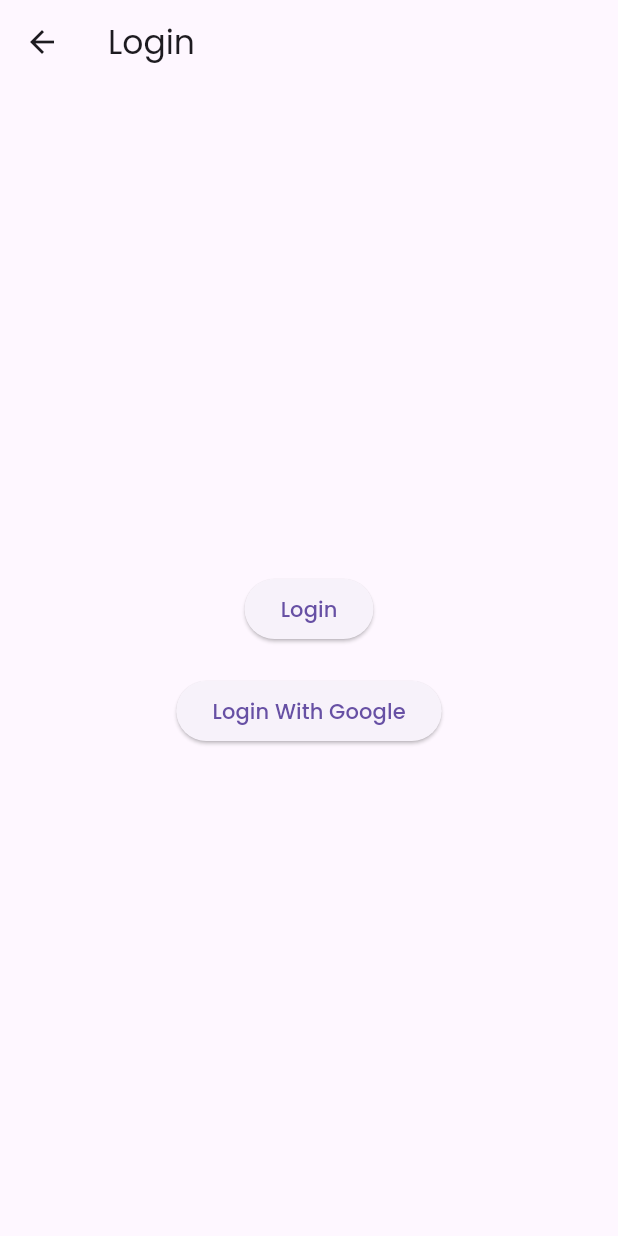
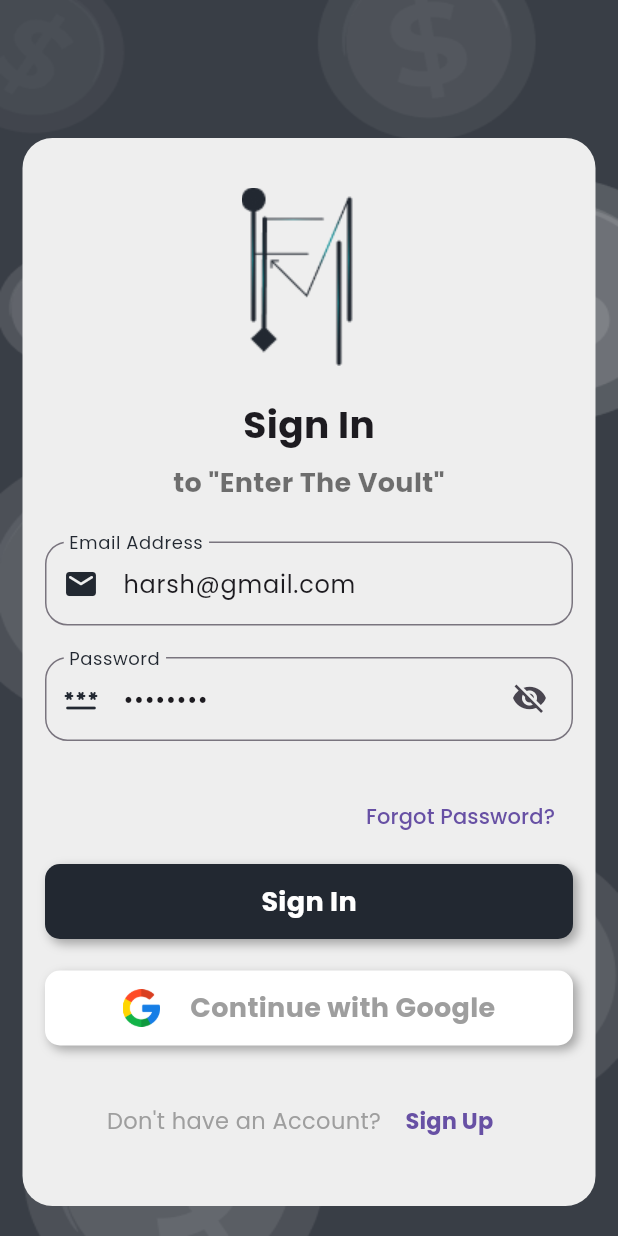
Before and after one commit to harshsutariya1/Finmate-Mobile-app, a Flutter app: the LoginScreen screen opened by its route, on a phone screen of 412 x 824 dp. Run offline on Flutter 3.47's test engine with Material 3 defaults, Android fonts, the phone set to English and light mode, and no system bars; our stand-ins replace cloud_firestore, delightful_toast, firebase_auth, firebase_core, firebase_storage, flutter_riverpod and 6 more; accounts and stored records are empty; generated files the repository leaves out were written again.

Commit message:
enhance auth screens, and refactor snackbar widget

```diff
--- a/lib/constants/assets.dart
+++ b/lib/constants/assets.dart
@@ -7,6 +7,7 @@
 // _____________________________________________________________________________
 // _____________ Image assets __________________________________________________
 const String backgroundImage = "assets/images/Background.png";
+const String authImage = "assets/images/authImage.png";
 // _____________________________________________________________________________
 // _____________ Icon assets ___________________________________________________
 const String appLogo = "assets/icons/LOGO.png";
--- a/lib/screens/auth/login.dart
+++ b/lib/screens/auth/login.dart
@@ -1,6 +1,10 @@
+import 'package:finmate/constants/assets.dart';
+import 'package:finmate/constants/colors.dart';
+import 'package:finmate/constants/const_widgets.dart';
 import 'package:finmate/screens/home/bnb_pages.dart';
 import 'package:finmate/services/auth_services.dart';
 import 'package:finmate/services/navigation_services.dart';
+import 'package:finmate/widgets/auth_widgets.dart';
 import 'package:finmate/widgets/snackbar.dart';
 import 'package:flutter/material.dart';
 import 'package:flutter_riverpod/flutter_riverpod.dart';
@@ -24,6 +28,7 @@
 
   bool isLoginLoading = false;
   bool isGoogleLoading = false;
+  bool viewPassword = false;
 
   @override
   void dispose() {
@@ -41,32 +46,127 @@
   @override
   Widget build(BuildContext context) {
     return Scaffold(
-      appBar: AppBar(
-        title: const Text('Login'),
+      body: Container(
+        alignment: Alignment.bottomCenter,
+        decoration: BoxDecoration(
+          image: DecorationImage(
+            fit: BoxFit.fill,
+            image: AssetImage(backgroundImage),
+          ),
+        ),
+        child: Container(
+          margin: EdgeInsets.only(
+            top: 60,
+            left: 15,
+            right: 15,
+            bottom: 20,
+          ),
+          padding: EdgeInsets.all(15),
+          decoration: BoxDecoration(
+            color: backgroundColorWhite,
+            borderRadius: BorderRadius.circular(20),
+          ),
+          child: loginForm(),
+        ),
       ),
-      body: Column(
+    );
+  }
+
+  Widget loginForm() {
+    return SingleChildScrollView(
+      child: Column(
         mainAxisAlignment: MainAxisAlignment.center,
         crossAxisAlignment: CrossAxisAlignment.center,
-        spacing: 20,
+        mainAxisSize: MainAxisSize.min,
+        spacing: 8,
         children: [
-          Center(
-            child: ElevatedButton(
-              onPressed: _onTapLogin,
-              child: (isLoginLoading)
-                  ? const CircularProgressIndicator()
-                  : const Text('Login'),
+          sbh10,
+          Image.asset(appLogo),
+          sbh5,
+          Text(
+            "Sign In",
+            style: TextStyle(
+              fontWeight: FontWeight.bold,
+              fontSize: 25,
             ),
           ),
-          ElevatedButton(
-            onPressed: () {
-              _onTapGoogle(ref);
+          Text(
+            'to "Enter The Voult"',
+            style: TextStyle(
+              fontSize: 18,
+              fontWeight: FontWeight.bold,
+              color: Colors.black54,
+            ),
+          ),
+          sbh10,
+          customTextField(
+            controller: _emailController,
+            text: "Email Address",
+            iconData: Icons.email_rounded,
+          ),
+          sbh5,
+          customTextField(
+            controller: _passwordController,
+            text: "Password",
+            passwordField: true,
+            viewPassword: viewPassword,
+            iconData: Icons.password_rounded,
+            onTapVisibilityIcon: () {
+              setState(() {
+                viewPassword = !viewPassword;
+              });
             },
-            child: (isGoogleLoading)
-                ? const CircularProgressIndicator()
-                : Text("Login With Google"),
           ),
+          sbh10,
+          Align(
+            alignment: Alignment.centerRight,
+            child: TextButton(
+              onPressed: () {},
+              child: Text("Forgot Password?"),
+            ),
+          ),
+          Center(
+            child: authButton(
+              text: "Sign In",
+              onTap: _onTapLogin,
+            ),
+          ),
+          sbh5,
+          Center(
+            child: googleButton(onTap: _onTapGoogle),
+          ),
+          sbh10,
+          bottomText(),
+          sbh10,
         ],
       ),
+    );
+  }
+
+  Widget bottomText() {
+    return Row(
+      mainAxisAlignment: MainAxisAlignment.center,
+      children: [
+        Text(
+          "Don't have an Account? ",
+          style: TextStyle(
+            color: Colors.grey,
+            fontSize: 15,
+          ),
+        ),
+        TextButton(
+          onPressed: () {
+            Navigate().goBack();
+          },
+          child: Text(
+            "Sign Up",
+            style: TextStyle(
+              fontWeight: FontWeight.bold,
+              fontSize: 15,
+            ),
+          ),
+        ),
+      ],
     );
   }
 
@@ -96,7 +196,7 @@
     // }
   }
 
-  void _onTapGoogle(WidgetRef ref) async {
+  void _onTapGoogle() async {
     setState(() {
       isGoogleLoading = true;
     });
--- a/lib/widgets/auth_widgets.dart
+++ b/lib/widgets/auth_widgets.dart
@@ -14,10 +14,16 @@
     children: [
       TextFormField(
         controller: controller,
-        obscureText: viewPassword,
+        obscureText: (passwordField) ? !viewPassword : false,
         decoration: InputDecoration(
           labelText: text,
-          prefixIcon: Icon(iconData),
+          labelStyle: TextStyle(
+            color: color1,
+          ),
+          prefixIcon: Icon(
+            iconData,
+            color: color1,
+          ),
           border: OutlineInputBorder(
             borderRadius: BorderRadius.circular(15),
           ),
```
Also changed, not shown: lib/screens/auth/auth.dart (+86 -21 lines), lib/screens/auth/signup.dart (+26 -14 lines), lib/widgets/snackbar.dart (+16 -10 lines), assets/images/authImage.png (added).
